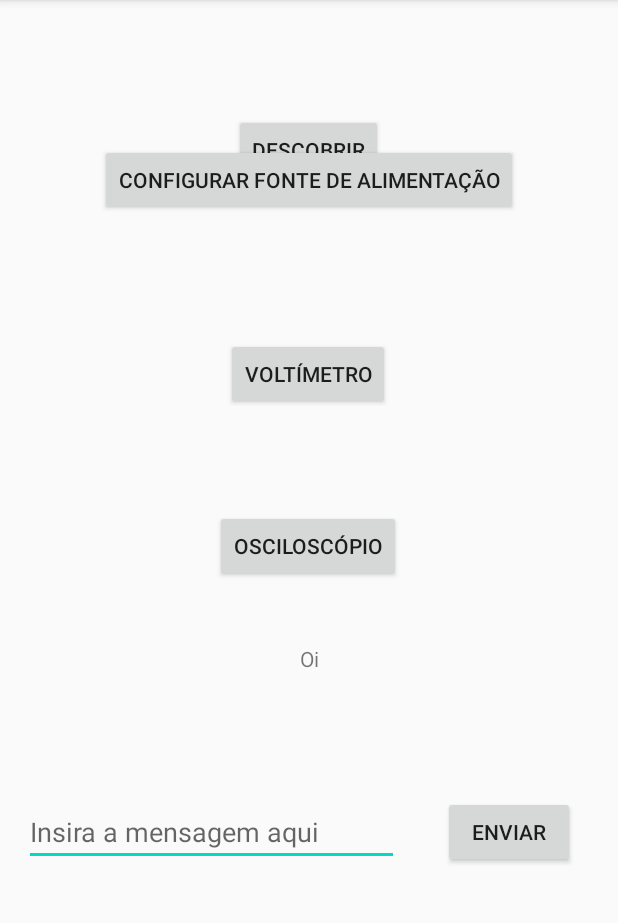
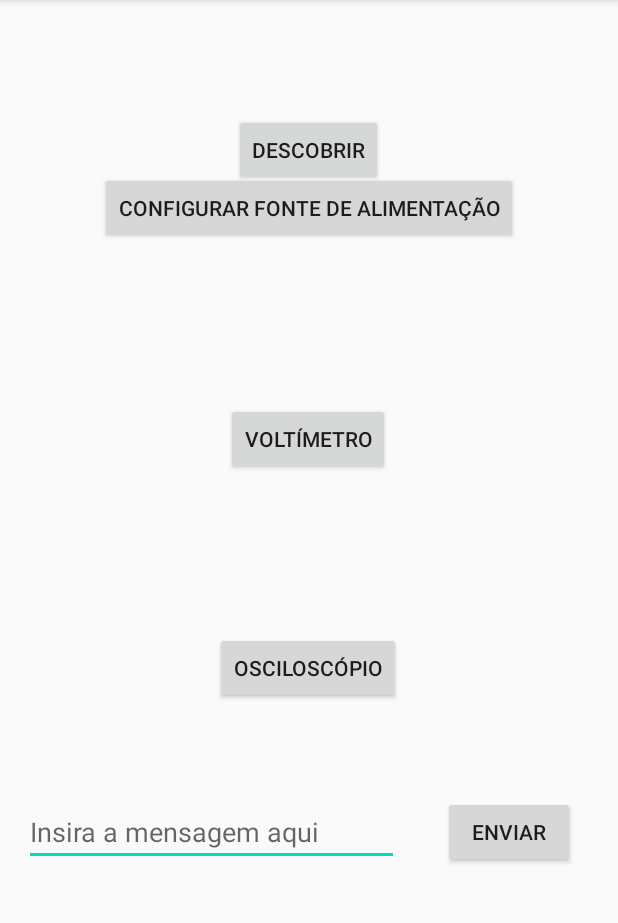
Before and after one commit to JeanSilvaCWB/AppLaboratorioPessoal, an Android app: the fragment MenuFragment placed in its activity, on a phone screen of 412 x 824 dp, the part 84-1007 px from its top. Run offline under Robolectric (Android 15) with nearby library versions, the phone set to English and light mode, and no system bars; 1 statement that could not run was skipped.

```diff
--- a/app/build.gradle
+++ b/app/build.gradle
@@ -27,8 +27,8 @@ dependencies {
     implementation 'androidx.appcompat:appcompat:1.1.0'
     implementation 'androidx.constraintlayout:constraintlayout:1.1.3'
     implementation 'androidx.legacy:legacy-support-v4:1.0.0'
+    implementation 'com.jjoe64:graphview:4.2.2'
     testImplementation 'junit:junit:4.12'
     androidTestImplementation 'androidx.test.ext:junit:1.1.1'
     androidTestImplementation 'androidx.test.espresso:espresso-core:3.2.0'
-
 }
--- a/app/src/main/res/layout/fragment_menu.xml
+++ b/app/src/main/res/layout/fragment_menu.xml
@@ -14,35 +14,36 @@
             android:id="@+id/btnConfigurarFonteAlimentacao"
             android:layout_width="wrap_content"
             android:layout_height="wrap_content"
-            android:layout_marginTop="96dp"
             android:text="Configurar Fonte de Alimentação"
+            app:layout_constraintBottom_toBottomOf="parent"
             app:layout_constraintEnd_toEndOf="parent"
-            app:layout_constraintHorizontal_bias="0.498"
             app:layout_constraintStart_toStartOf="parent"
-            app:layout_constraintTop_toTopOf="parent" />
+            app:layout_constraintTop_toTopOf="parent"
+            app:layout_constraintVertical_bias="0.159" />
 
         <Button
             android:id="@+id/btnVoltimetro"
             android:layout_width="wrap_content"
             android:layout_height="wrap_content"
-            android:layout_marginTop="44dp"
             android:text="Voltímetro"
-            app:layout_constraintBottom_toTopOf="@+id/btnOsciloscopio"
-            app:layout_constraintEnd_toEndOf="@+id/btnConfigurarFonteAlimentacao"
-            app:layout_constraintHorizontal_bias="0.497"
-            app:layout_constraintStart_toStartOf="@+id/btnConfigurarFonteAlimentacao"
-            app:layout_constraintTop_toBottomOf="@+id/btnConfigurarFonteAlimentacao"
-            app:layout_constraintVertical_bias="0.358" />
+            app:layout_constraintBottom_toBottomOf="parent"
+            app:layout_constraintEnd_toEndOf="parent"
+            app:layout_constraintHorizontal_bias="0.498"
+            app:layout_constraintStart_toStartOf="parent"
+            app:layout_constraintTop_toTopOf="parent"
+            app:layout_constraintVertical_bias="0.373" />
 
         <Button
             android:id="@+id/btnOsciloscopio"
             android:layout_width="wrap_content"
             android:layout_height="wrap_content"
-            android:layout_marginBottom="380dp"
             android:text="Osciloscópio"
             app:layout_constraintBottom_toBottomOf="parent"
-            app:layout_constraintEnd_toEndOf="@+id/btnVoltimetro"
-            app:layout_constraintStart_toStartOf="@+id/btnVoltimetro" />
+            app:layout_constraintEnd_toEndOf="parent"
+            app:layout_constraintHorizontal_bias="0.498"
+            app:layout_constraintStart_toStartOf="parent"
+            app:layout_constraintTop_toTopOf="parent"
+            app:layout_constraintVertical_bias="0.585" />
     </androidx.constraintlayout.widget.ConstraintLayout>
 
 </FrameLayout>
```
Also changed, not shown: app/src/main/java/com/example/applaboratoriopessoal/View/OsciloscopioFragment.java (+22 -4 lines), app/src/main/res/layout/fragment_osciloscopio.xml (+7 -9 lines).
